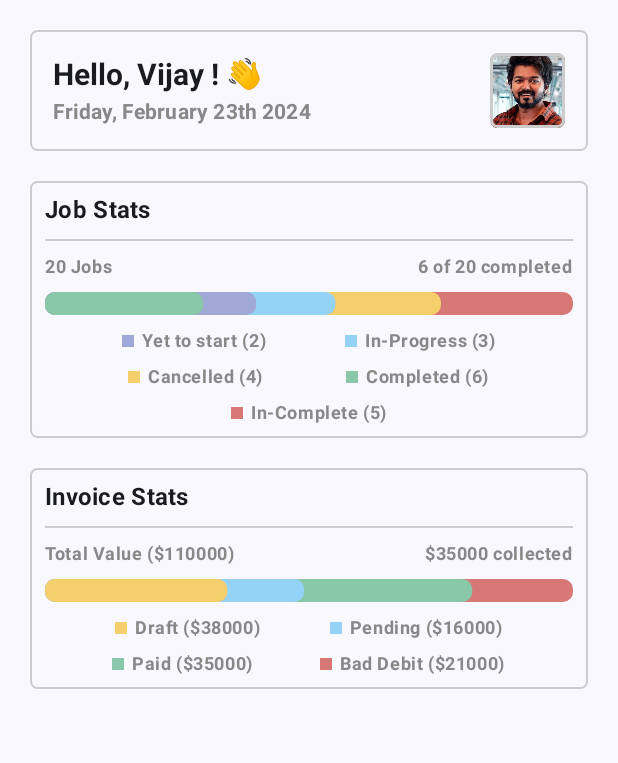
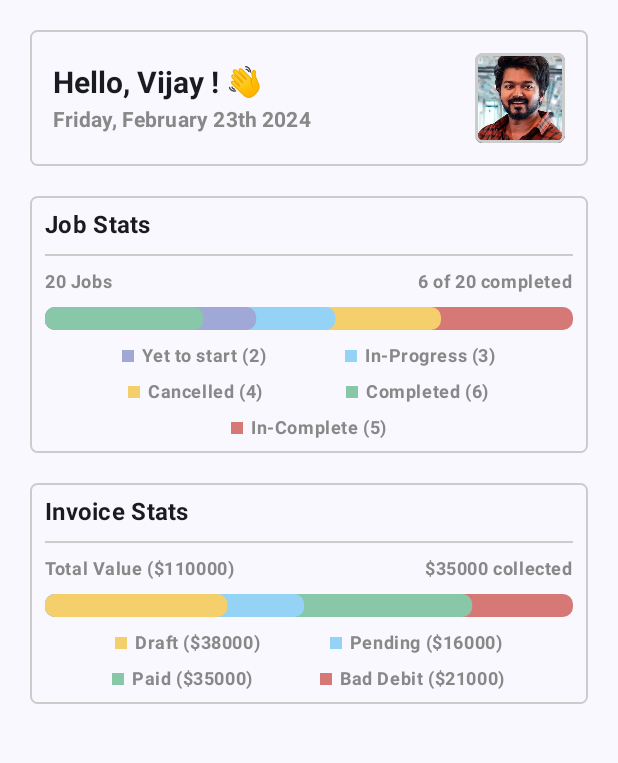
Before and after one commit to KannanGOfficial/Zuper-Dashboard, an Android app built with Jetpack Compose: the screen it shows after launch (MainActivity), on a phone screen of 412 x 824 dp, the part 96-859 px from its top. Run offline under Robolectric (Android 15) with nearby library versions, the phone set to English and light mode, and no system bars; our stand-ins replace Dagger/Hilt's generated code.

Commit message:
profile picture size is adjusted

```diff
--- a/app/src/main/java/zuper/dev/android/dashboard/ui/dashboard/DashBoardScreen.kt
+++ b/app/src/main/java/zuper/dev/android/dashboard/ui/dashboard/DashBoardScreen.kt
@@ -150,8 +150,8 @@ fun GreetingCard(
                 painter = painterResource(id = R.drawable.vijay),
                 contentDescription = stringResource(R.string.profile_picture),
                 modifier = Modifier
-                    .width(50.dp)
-                    .height(50.dp)
+                    .width(60.dp)
+                    .height(60.dp)
                     .clip(RoundedCornerShape(5.dp))
                     .border(2.dp, Color.LightGray, RoundedCornerShape(5.dp)),
                 contentScale = ContentScale.Crop
```
